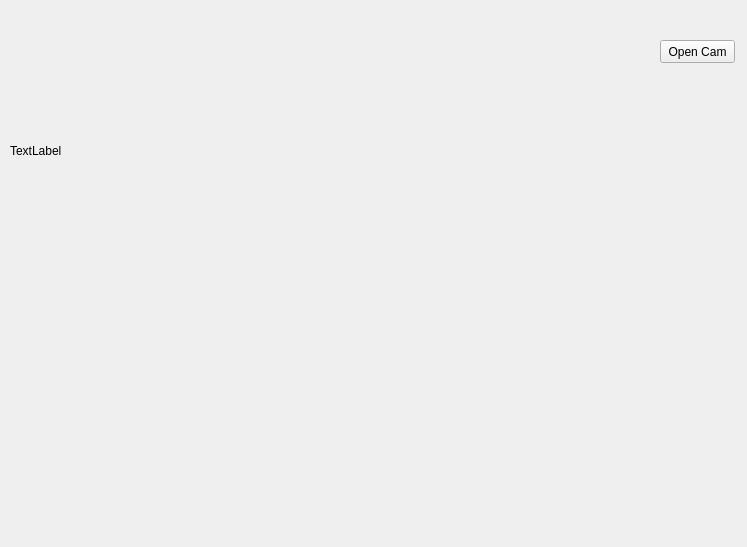
Old version of the form widget.ui in the repository BITHG287/nanopc-t3-video-audio-acquisition.
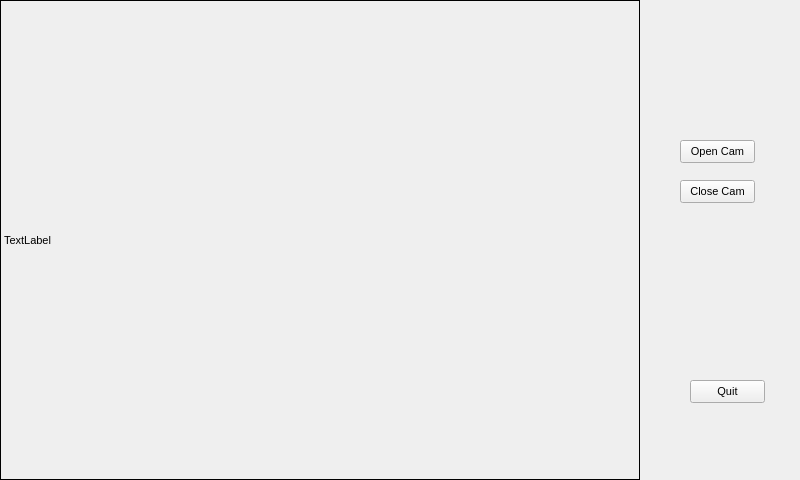
New version of the form.

Patch:
```diff
--- a/widget.ui
+++ b/widget.ui
@@ -6,37 +6,76 @@
    <rect>
     <x>0</x>
     <y>0</y>
-    <width>747</width>
-    <height>547</height>
+    <width>800</width>
+    <height>480</height>
    </rect>
   </property>
+  <property name="font">
+   <font>
+    <pointsize>8</pointsize>
+   </font>
+  </property>
   <property name="windowTitle">
    <string>Widget</string>
   </property>
+  <widget class="QLabel" name="imgLabel">
+   <property name="geometry">
+    <rect>
+     <x>0</x>
+     <y>0</y>
+     <width>640</width>
+     <height>480</height>
+    </rect>
+   </property>
+   <property name="frameShape">
+    <enum>QFrame::Box</enum>
+   </property>
+   <property name="text">
+    <string>TextLabel</string>
+   </property>
+  </widget>
   <widget class="QPushButton" name="openCamBtn">
    <property name="geometry">
     <rect>
-     <x>660</x>
-     <y>40</y>
+     <x>680</x>
+     <y>140</y>
      <width>75</width>
      <height>23</height>
     </rect>
    </property>
+   <property name="font">
+    <font>
+     <pointsize>8</pointsize>
+    </font>
+   </property>
    <property name="text">
     <string>Open Cam</string>
    </property>
   </widget>
-  <widget class="QLabel" name="pictureLabel">
+  <widget class="QPushButton" name="quitBtn">
    <property name="geometry">
     <rect>
-     <x>10</x>
-     <y>10</y>
-     <width>351</width>
-     <height>281</height>
+     <x>690</x>
+     <y>380</y>
+     <width>75</width>
+     <height>23</height>
     </rect>
    </property>
    <property name="text">
-    <string>TextLabel</string>
+    <string>Quit</string>
+   </property>
+  </widget>
+  <widget class="QPushButton" name="closeCamBtn">
+   <property name="geometry">
+    <rect>
+     <x>680</x>
+     <y>180</y>
+     <width>75</width>
+     <height>23</height>
+    </rect>
+   </property>
+   <property name="text">
+    <string>Close Cam</string>
    </property>
   </widget>
  </widget>
```
